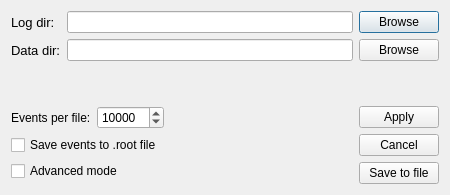
Above: LOM/forms/MenuConfig.ui from DaryaShirokova/LOM before the change. Below: the same form after it.
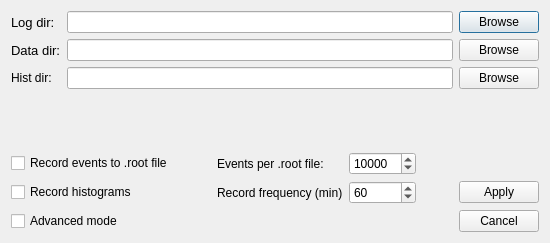
That is the form after the change.

```diff
--- a/LOM/forms/MenuConfig.ui
+++ b/LOM/forms/MenuConfig.ui
@@ -6,8 +6,8 @@
    <rect>
     <x>0</x>
     <y>0</y>
-    <width>450</width>
-    <height>195</height>
+    <width>550</width>
+    <height>243</height>
    </rect>
   </property>
   <property name="windowTitle">
@@ -68,22 +68,89 @@
        </item>
       </layout>
      </item>
-    </layout>
-   </item>
+     <item row="2" column="0">
+      <widget class="QLabel" name="labelHist">
+       <property name="text">
+        <string>Hist dir:</string>
+       </property>
+      </widget>
+     </item>
+     <item row="2" column="1">
+      <layout class="QHBoxLayout" name="horizontalLayout_2">
    <item>
-    <layout class="QHBoxLayout" name="horizontalLayout_6">
+        <widget class="QLineEdit" name="lineHistDir"/>
+       </item>
      <item>
-      <layout class="QVBoxLayout" name="verticalLayout_3">
-       <item>
-        <layout class="QHBoxLayout" name="horizontalLayout_4">
-         <item>
-          <widget class="QLabel" name="label_4">
+        <widget class="QPushButton" name="pbBrowseHist">
            <property name="text">
-            <string>Events per file:</string>
+          <string>Browse</string>
            </property>
           </widget>
          </item>
+      </layout>
+     </item>
+    </layout>
+   </item>
          <item>
+    <layout class="QGridLayout" name="gridLayout">
+     <item row="0" column="1">
+      <widget class="QLabel" name="label_10">
+       <property name="minimumSize">
+        <size>
+         <width>10</width>
+         <height>0</height>
+        </size>
+       </property>
+       <property name="text">
+        <string/>
+       </property>
+      </widget>
+     </item>
+     <item row="1" column="0">
+      <widget class="QCheckBox" name="chbSaveHist">
+       <property name="text">
+        <string>Record histograms</string>
+       </property>
+      </widget>
+     </item>
+     <item row="0" column="4">
+      <widget class="QLabel" name="label_11">
+       <property name="minimumSize">
+        <size>
+         <width>10</width>
+         <height>0</height>
+        </size>
+       </property>
+       <property name="text">
+        <string/>
+       </property>
+      </widget>
+     </item>
+     <item row="1" column="3">
+      <widget class="QSpinBox" name="sbHistRecord">
+       <property name="maximum">
+        <number>1440</number>
+       </property>
+       <property name="value">
+        <number>60</number>
+       </property>
+      </widget>
+     </item>
+     <item row="1" column="2">
+      <widget class="QLabel" name="label_5">
+       <property name="text">
+        <string>Record frequency (min)</string>
+       </property>
+      </widget>
+     </item>
+     <item row="0" column="0">
+      <widget class="QCheckBox" name="chbSaveRootFile">
+       <property name="text">
+        <string>Record events to .root file</string>
+       </property>
+      </widget>
+     </item>
+     <item row="0" column="3">
           <widget class="QSpinBox" name="sbRootFileSize">
            <property name="maximum">
             <number>1000000</number>
@@ -96,78 +163,33 @@
            </property>
           </widget>
          </item>
-         <item>
-          <spacer name="horizontalSpacer_2">
-           <property name="orientation">
-            <enum>Qt::Horizontal</enum>
-           </property>
-           <property name="sizeHint" stdset="0">
-            <size>
-             <width>40</width>
-             <height>20</height>
-            </size>
-           </property>
-          </spacer>
-         </item>
-        </layout>
-       </item>
-       <item>
-        <widget class="QCheckBox" name="chbSaveRootFile">
+     <item row="0" column="2">
+      <widget class="QLabel" name="label_4">
          <property name="text">
-          <string>Save events to .root file</string>
+        <string>Events per .root file:</string>
          </property>
         </widget>
        </item>
-       <item>
-        <layout class="QHBoxLayout" name="horizontalLayout_5">
-         <item>
+     <item row="2" column="0">
           <widget class="QCheckBox" name="chbAdvanced">
            <property name="text">
             <string>Advanced mode</string>
            </property>
           </widget>
          </item>
-         <item>
-          <spacer name="horizontalSpacer">
-           <property name="orientation">
-            <enum>Qt::Horizontal</enum>
-           </property>
-           <property name="sizeHint" stdset="0">
-            <size>
-             <width>40</width>
-             <height>20</height>
-            </size>
-           </property>
-          </spacer>
-         </item>
-        </layout>
-       </item>
-      </layout>
-     </item>
-     <item>
-      <layout class="QVBoxLayout" name="verticalLayout_2">
-       <item>
-        <widget class="QPushButton" name="pbApply">
-         <property name="text">
-          <string>Apply</string>
-         </property>
-        </widget>
-       </item>
-       <item>
+     <item row="2" column="5">
         <widget class="QPushButton" name="pbCancel">
          <property name="text">
           <string>Cancel</string>
          </property>
         </widget>
        </item>
-       <item>
-        <widget class="QPushButton" name="pbSaveToFile">
+     <item row="1" column="5">
+      <widget class="QPushButton" name="pbApply">
          <property name="text">
-          <string>Save to file</string>
-         </property>
-        </widget>
-       </item>
-      </layout>
+        <string>Apply</string>
+       </property>
+      </widget>
      </item>
     </layout>
    </item>
```
Left out of the diff: 34 changed lines with no effect on the pictures. Lines whose indentation alone changed are shown as unchanged.
